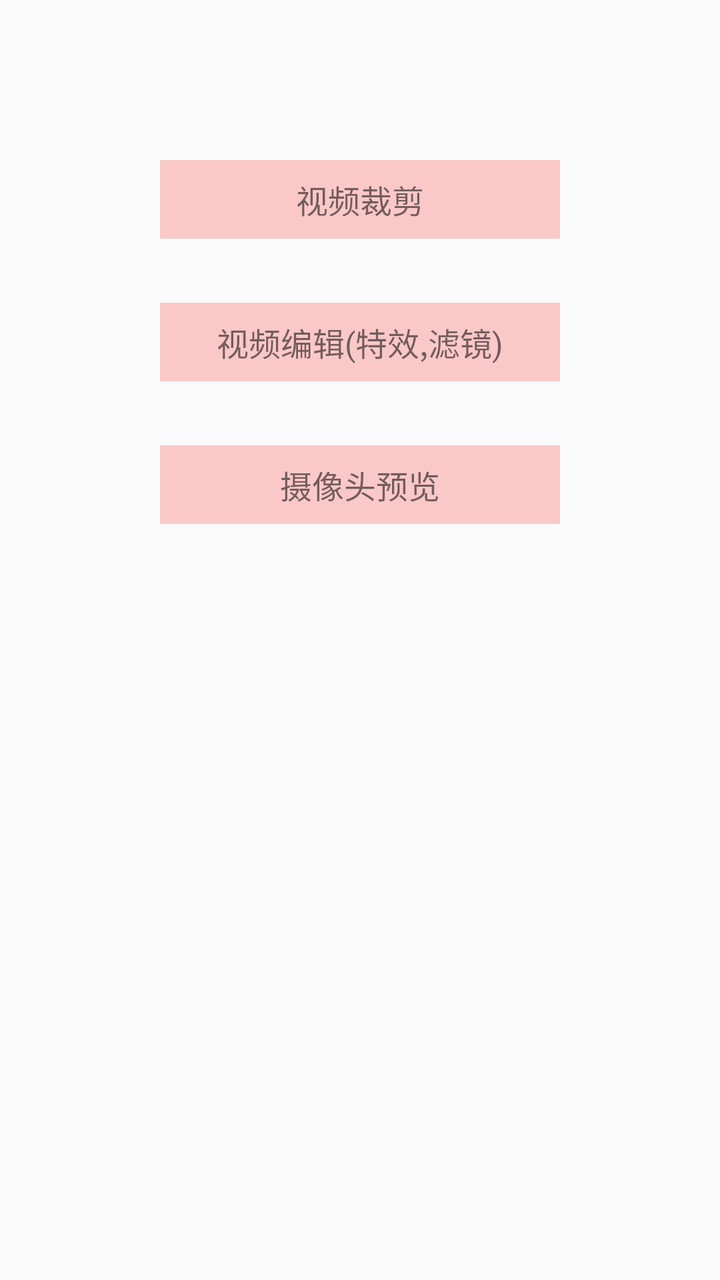
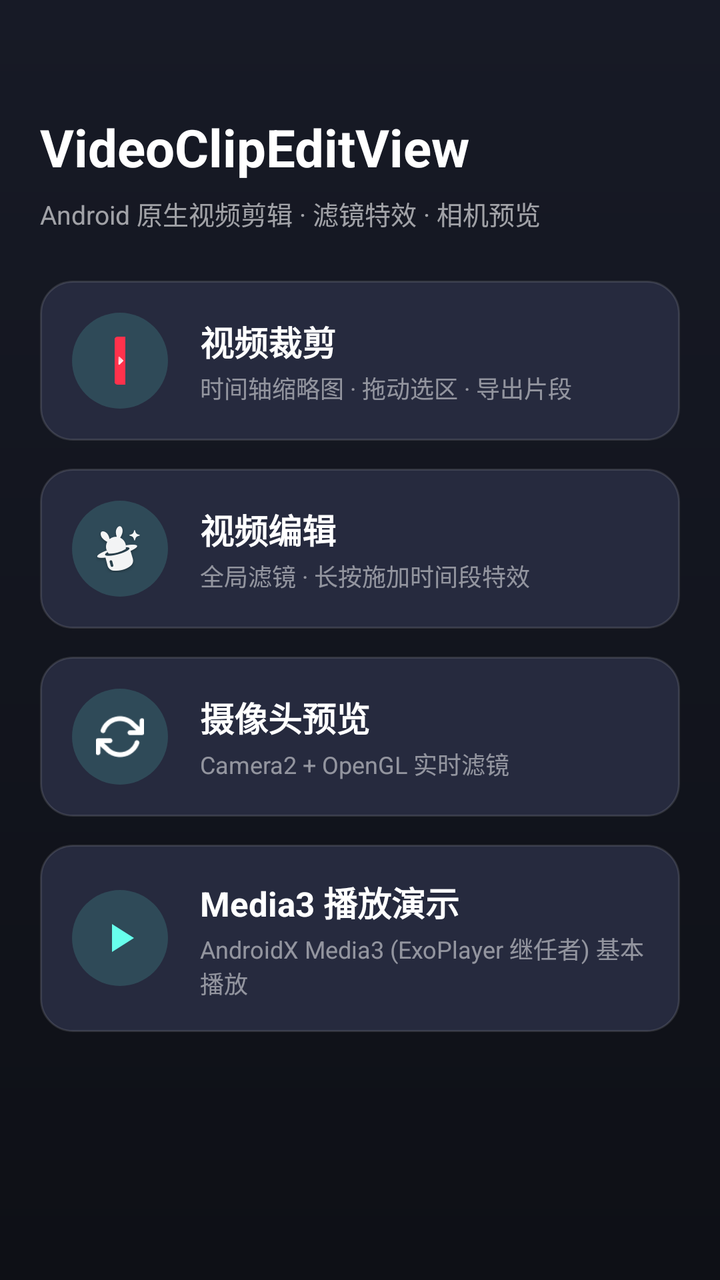

Compare the two renders of this Android layout. The source of the first and the diff that turns it into the second are given below.
<!-- AndroidManifest.xml: application theme AppTheme -->
<!-- res/layout/activity_main.xml -->
<?xml version="1.0" encoding="utf-8"?>
<RelativeLayout xmlns:android="http://schemas.android.com/apk/res/android"
    xmlns:app="http://schemas.android.com/apk/res-auto"
    xmlns:tools="http://schemas.android.com/tools"
    android:layout_width="match_parent"
    android:layout_height="match_parent"
    tools:context=".MainActivity">

    <TextView
        android:id="@+id/tv_start_video_clip"
        android:layout_width="@dimen/entry_textview_width"
        android:layout_height="wrap_content"
        android:layout_alignParentTop="true"
        android:layout_centerHorizontal="true"
        android:layout_marginTop="80dp"
        android:background="#33ff0000"
        android:gravity="center"
        android:padding="8dp"
        android:text="视频裁剪"
        android:textSize="16sp"/>

    <TextView
        android:id="@+id/tv_local_video_edit"
        android:layout_width="@dimen/entry_textview_width"
        android:layout_height="wrap_content"
        android:layout_below="@+id/tv_start_video_clip"
        android:layout_centerHorizontal="true"
        android:layout_marginTop="32dp"
        android:background="#33ff0000"
        android:gravity="center"
        android:padding="8dp"
        android:text="视频编辑(特效,滤镜)"
        android:textSize="16sp"/>

    <TextView
        android:id="@+id/tv_camera_preview"
        android:layout_width="@dimen/entry_textview_width"
        android:layout_height="wrap_content"
        android:layout_below="@+id/tv_local_video_edit"
        android:layout_centerHorizontal="true"
        android:layout_marginTop="32dp"
        android:background="#33ff0000"
        android:gravity="center"
        android:padding="8dp"
        android:text="摄像头预览"
        android:textSize="16sp"/>

</RelativeLayout>
<!-- resources referenced by this layout -->
<resources>
  <dimen name="entry_textview_width">200dp</dimen>
  <style name="AppTheme" parent="Theme.AppCompat.Light.NoActionBar">
          
          <item name="colorPrimary">@color/colorPrimary</item>
          <item name="colorPrimaryDark">@color/colorPrimaryDark</item>
          <item name="colorAccent">@color/colorAccent</item>
      </style>
  <color name="colorPrimary">#008577</color>
  <color name="colorPrimaryDark">#00574B</color>
  <color name="colorAccent">#D81B60</color>
</resources>

<!-- the commit's change to res/layout/activity_main.xml (unified diff, before → after) -->
@@ -1,48 +1,218 @@
 <?xml version="1.0" encoding="utf-8"?>
-<RelativeLayout xmlns:android="http://schemas.android.com/apk/res/android"
-    xmlns:app="http://schemas.android.com/apk/res-auto"
+<ScrollView xmlns:android="http://schemas.android.com/apk/res/android"
     xmlns:tools="http://schemas.android.com/tools"
     android:layout_width="match_parent"
     android:layout_height="match_parent"
+    android:background="@drawable/bg_main_gradient"
+    android:fillViewport="true"
+    android:scrollbars="none"
     tools:context=".MainActivity">
 
-    <TextView
-        android:id="@+id/tv_start_video_clip"
-        android:layout_width="@dimen/entry_textview_width"
+    <LinearLayout
+        android:layout_width="match_parent"
         android:layout_height="wrap_content"
-        android:layout_alignParentTop="true"
-        android:layout_centerHorizontal="true"
-        android:layout_marginTop="80dp"
-        android:background="#33ff0000"
-        android:gravity="center"
-        android:padding="8dp"
-        android:text="视频裁剪"
-        android:textSize="16sp"/>
-
-    <TextView
-        android:id="@+id/tv_local_video_edit"
-        android:layout_width="@dimen/entry_textview_width"
-        android:layout_height="wrap_content"
-        android:layout_below="@+id/tv_start_video_clip"
-        android:layout_centerHorizontal="true"
-        android:layout_marginTop="32dp"
-        android:background="#33ff0000"
-        android:gravity="center"
-        android:padding="8dp"
-        android:text="视频编辑(特效,滤镜)"
-        android:textSize="16sp"/>
-
-    <TextView
-        android:id="@+id/tv_camera_preview"
-        android:layout_width="@dimen/entry_textview_width"
-        android:layout_height="wrap_content"
-        android:layout_below="@+id/tv_local_video_edit"
-        android:layout_centerHorizontal="true"
-        android:layout_marginTop="32dp"
-        android:background="#33ff0000"
-        android:gravity="center"
-        android:padding="8dp"
-        android:text="摄像头预览"
-        android:textSize="16sp"/>
-
-</RelativeLayout>
+        android:orientation="vertical"
+        android:paddingStart="20dp"
+        android:paddingTop="56dp"
+        android:paddingEnd="20dp"
+        android:paddingBottom="24dp">
+
+        <TextView
+            android:layout_width="wrap_content"
+            android:layout_height="wrap_content"
+            android:text="VideoClipEditView"
+            android:textColor="@color/white"
+            android:textSize="26sp"
+            android:textStyle="bold" />
+
+        <TextView
+            android:layout_width="wrap_content"
+            android:layout_height="wrap_content"
+            android:layout_marginTop="6dp"
+            android:text="Android 原生视频剪辑 · 滤镜特效 · 相机预览"
+            android:textColor="#99ffffff"
+            android:textSize="13sp" />
+
+        
+        <LinearLayout
+            android:id="@+id/card_video_clip"
+            android:layout_width="match_parent"
+            android:layout_height="wrap_content"
+            android:layout_marginTop="24dp"
+            android:background="@drawable/bg_entry_card"
+            android:clickable="true"
+            android:focusable="true"
+            android:gravity="center_vertical"
+            android:orientation="horizontal"
+            android:padding="16dp">
+
+            <ImageView
+                android:layout_width="48dp"
+                android:layout_height="48dp"
+                android:background="@drawable/bg_icon_circle"
+                android:padding="12dp"
+                android:src="@drawable/ic_video_clip_framebar_left" />
+
+            <LinearLayout
+                android:layout_width="0dp"
+                android:layout_height="wrap_content"
+                android:layout_marginStart="16dp"
+                android:layout_weight="1"
+                android:orientation="vertical">
+
+                <TextView
+                    android:layout_width="wrap_content"
+                    android:layout_height="wrap_content"
+                    android:text="视频裁剪"
+                    android:textColor="@color/white"
+                    android:textSize="17sp"
+                    android:textStyle="bold" />
+
+                <TextView
+                    android:layout_width="wrap_content"
+                    android:layout_height="wrap_content"
+                    android:layout_marginTop="2dp"
+                    android:text="时间轴缩略图 · 拖动选区 · 导出片段"
+                    android:textColor="#80ffffff"
+                    android:textSize="12sp" />
+            </LinearLayout>
+        </LinearLayout>
+
+        
+        <LinearLayout
+            android:id="@+id/card_video_edit"
+            android:layout_width="match_parent"
+            android:layout_height="wrap_content"
+            android:layout_marginTop="14dp"
+            android:background="@drawable/bg_entry_card"
+            android:clickable="true"
+            android:focusable="true"
+            android:gravity="center_vertical"
+            android:orientation="horizontal"
+            android:padding="16dp">
+
+            <ImageView
+                android:layout_width="48dp"
+                android:layout_height="48dp"
+                android:background="@drawable/bg_icon_circle"
+                android:padding="12dp"
+                android:src="@drawable/ic_effect" />
+
+            <LinearLayout
+                android:layout_width="0dp"
+                android:layout_height="wrap_content"
+                android:layout_marginStart="16dp"
+                android:layout_weight="1"
+                android:orientation="vertical">
+
+                <TextView
+                    android:layout_width="wrap_content"
+                    android:layout_height="wrap_content"
+                    android:text="视频编辑"
+                    android:textColor="@color/white"
+                    android:textSize="17sp"
+                    android:textStyle="bold" />
+
+                <TextView
+                    android:layout_width="wrap_content"
+                    android:layout_height="wrap_content"
+                    android:layout_marginTop="2dp"
+                    android:text="全局滤镜 · 长按施加时间段特效"
+                    android:textColor="#80ffffff"
+                    android:textSize="12sp" />
+            </LinearLayout>
+        </LinearLayout>
+
+        
+        <LinearLayout
+            android:id="@+id/card_camera_preview"
+            android:layout_width="match_parent"
+            android:layout_height="wrap_content"
+            android:layout_marginTop="14dp"
+            android:background="@drawable/bg_entry_card"
+            android:clickable="true"
+            android:focusable="true"
+            android:gravity="center_vertical"
+            android:orientation="horizontal"
+            android:padding="16dp">
+
+            <ImageView
+                android:layout_width="48dp"
+                android:layout_height="48dp"
+                android:background="@drawable/bg_icon_circle"
+                android:padding="12dp"
+                android:src="@drawable/ic_camera_switch" />
+
+            <LinearLayout
+                android:layout_width="0dp"
+                android:layout_height="wrap_content"
+                android:layout_marginStart="16dp"
+                android:layout_weight="1"
+                android:orientation="vertical">
+
+                <TextView
+                    android:layout_width="wrap_content"
+                    android:layout_height="wrap_content"
+                    android:text="摄像头预览"
+                    android:textColor="@color/white"
+                    android:textSize="17sp"
+                    android:textStyle="bold" />
+
+                <TextView
+                    android:layout_width="wrap_content"
+                    android:layout_height="wrap_content"
+                    android:layout_marginTop="2dp"
+                    android:text="Camera2 + OpenGL 实时滤镜"
+                    android:textColor="#80ffffff"
+                    android:textSize="12sp" />
+            </LinearLayout>
+        </LinearLayout>
+
+        
+        <LinearLayout
+            android:id="@+id/card_media3_player"
+            android:layout_width="match_parent"
+            android:layout_height="wrap_content"
+            android:layout_marginTop="14dp"
+            android:background="@drawable/bg_entry_card"
+            android:clickable="true"
+            android:focusable="true"
+            android:gravity="center_vertical"
+            android:orientation="horizontal"
+            android:padding="16dp">
+
+            <ImageView
+                android:layout_width="48dp"
+                android:layout_height="48dp"
+                android:background="@drawable/bg_icon_circle"
+                android:padding="12dp"
+                android:src="@drawable/ic_play" />
+
+            <LinearLayout
+                android:layout_width="0dp"
+                android:layout_height="wrap_content"
+                android:layout_marginStart="16dp"
+                android:layout_weight="1"
+                android:orientation="vertical">
+
+                <TextView
+                    android:layout_width="wrap_content"
+                    android:layout_height="wrap_content"
+                    android:text="Media3 播放演示"
+                    android:textColor="@color/white"
+                    android:textSize="17sp"
+                    android:textStyle="bold" />
+
+                <TextView
+                    android:layout_width="wrap_content"
+                    android:layout_height="wrap_content"
+                    android:layout_marginTop="2dp"
+                    android:text="AndroidX Media3 (ExoPlayer 继任者) 基本播放"
+                    android:textColor="#80ffffff"
+                    android:textSize="12sp" />
+            </LinearLayout>
+        </LinearLayout>
+
+    </LinearLayout>
+
+</ScrollView>
<!-- resource entries referenced after the edit -->
@@ -1,6 +1,48 @@
 <!-- resources referenced by this layout -->
 <resources>
-  <dimen name="entry_textview_width">200dp</dimen>
+  <color name="white">#ffffff</color>
+  <!-- drawable bg_entry_card (drawable) -->
+  <?xml version="1.0" encoding="utf-8"?>
+  <ripple xmlns:android="http://schemas.android.com/apk/res/android"
+      android:color="#1AFFFFFF">
+      <item>
+          <shape>
+              <corners android:radius="16dp" />
+              <solid android:color="#262A3E" />
+              <stroke
+                  android:width="1dp"
+                  android:color="#1FFFFFFF" />
+          </shape>
+      </item>
+  </ripple>
+  <!-- drawable bg_icon_circle (drawable) -->
+  <?xml version="1.0" encoding="utf-8"?>
+  <shape xmlns:android="http://schemas.android.com/apk/res/android"
+      android:shape="oval">
+      <solid android:color="#2667FFEC" />
+  </shape>
+  <!-- drawable bg_main_gradient (drawable) -->
+  <?xml version="1.0" encoding="utf-8"?>
+  <shape xmlns:android="http://schemas.android.com/apk/res/android">
+      <gradient
+          android:angle="270"
+          android:startColor="#171A26"
+          android:endColor="#0E1016" />
+  </shape>
+  <!-- drawable ic_camera_switch: png bitmap (drawable-xhdpi, 970 bytes) -->
+  <!-- drawable ic_effect: png bitmap (drawable-xhdpi, 5071 bytes) -->
+  <!-- drawable ic_play (drawable) -->
+  <?xml version="1.0" encoding="utf-8"?>
+  <vector xmlns:android="http://schemas.android.com/apk/res/android"
+      android:width="24dp"
+      android:height="24dp"
+      android:viewportWidth="24"
+      android:viewportHeight="24">
+      <path
+          android:fillColor="#67ffec"
+          android:pathData="M8,5v14l11,-7z" />
+  </vector>
+  <!-- drawable ic_video_clip_framebar_left: png bitmap (drawable-xhdpi, 893 bytes) -->
   <style name="AppTheme" parent="Theme.AppCompat.Light.NoActionBar">
           
           <item name="colorPrimary">@color/colorPrimary</item>
